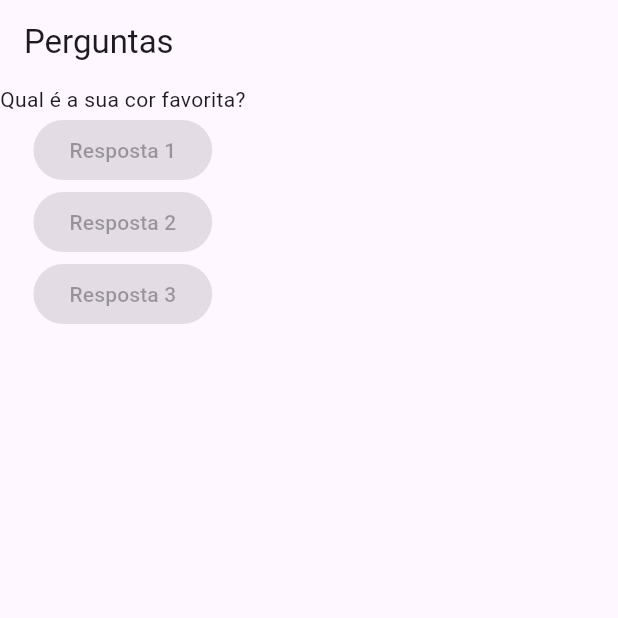
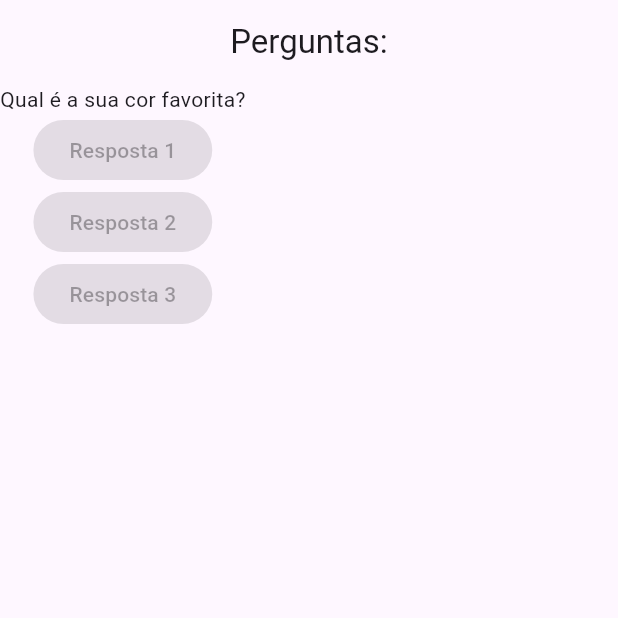
Before and after one commit to aguustinn/App-de-Perguntas-, a Flutter app: the screen it shows after launch, on a phone screen of 412 x 824 dp, the top half of it. Run offline on Flutter 3.47's test engine with Material 3 defaults, Android fonts, the phone set to English and light mode, and no system bars.

Commit message:
Centralizei o título no centro do app

```diff
--- a/lib/main.dart
+++ b/lib/main.dart
@@ -15,7 +15,8 @@ class PerguntaApp extends StatelessWidget {
     return MaterialApp(
       home: Scaffold(
         appBar: AppBar(
-          title: Text('Perguntas'),
+          title: Text('Perguntas:'),
+          centerTitle: true,
         ),
         body: Column(
           children: <Widget>[
```
